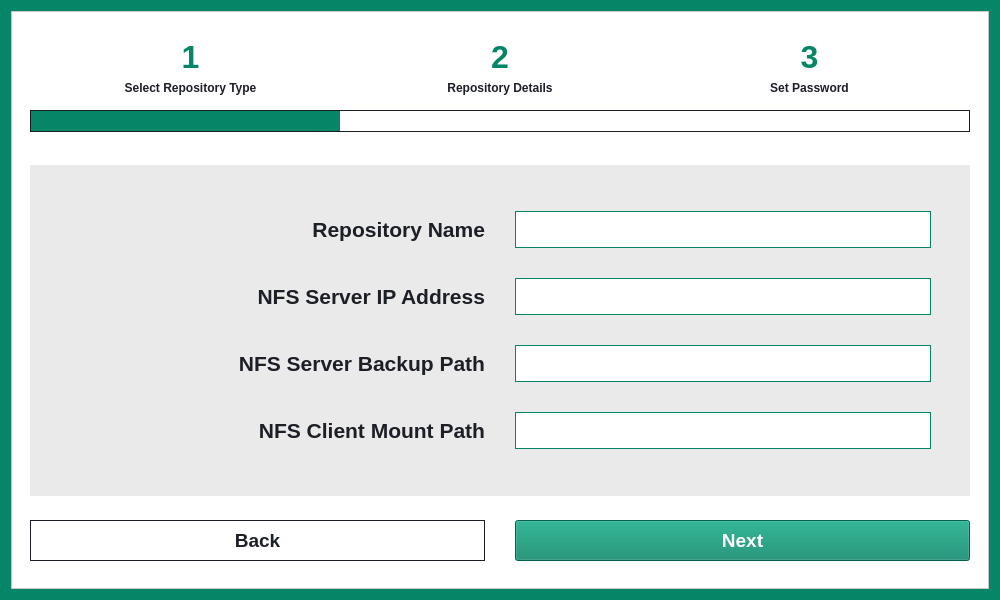
This is src/gui/dialog/create_repository_dialog.ui in HPE-Backup-and-Recovery-System/ResilioZ as Qt 5 draws it before an edit. The edited form follows.
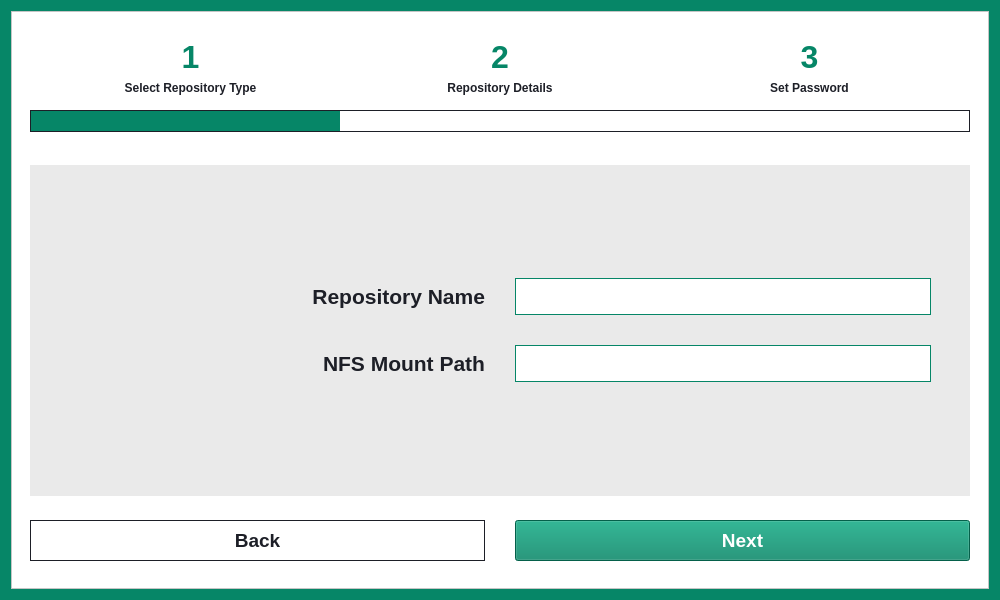
This is the edited form. The open tabs and pages were chosen to show the change.

```diff
--- a/src/gui/dialog/create_repository_dialog.ui
+++ b/src/gui/dialog/create_repository_dialog.ui
@@ -644,16 +644,6 @@
                    <property name="spacing">
                     <number>30</number>
                    </property>
-                   <item row="1" column="0">
-                    <widget class="QLabel" name="nfsServerIpLabel">
-                     <property name="text">
-                      <string>NFS Server IP Address</string>
-                     </property>
-                     <property name="alignment">
-                      <set>Qt::AlignRight|Qt::AlignTrailing|Qt::AlignVCenter</set>
-                     </property>
-                    </widget>
-                   </item>
                    <item row="0" column="1">
                     <widget class="QLineEdit" name="nfsNameInput">
                      <property name="enabled">
@@ -670,39 +660,10 @@
                      </property>
                     </widget>
                    </item>
-                   <item row="1" column="1">
-                    <widget class="QLineEdit" name="nfsServerIpInput">
-                     <property name="sizePolicy">
-                      <sizepolicy hsizetype="Preferred" vsizetype="Fixed">
-                       <horstretch>0</horstretch>
-                       <verstretch>0</verstretch>
-                      </sizepolicy>
-                     </property>
-                     <property name="toolTip">
-                      <string>Enter IP Address of NFS Server</string>
-                     </property>
-                    </widget>
-                   </item>
-                   <item row="2" column="1">
-                    <widget class="QLineEdit" name="nfsServerBackupPathInput">
-                     <property name="sizePolicy">
-                      <sizepolicy hsizetype="Preferred" vsizetype="Fixed">
-                       <horstretch>0</horstretch>
-                       <verstretch>0</verstretch>
-                      </sizepolicy>
-                     </property>
-                     <property name="toolTip">
-                      <string>Enter Path to Backup on NFS Server</string>
-                     </property>
-                    </widget>
-                   </item>
-                   <item row="2" column="0">
-                    <widget class="QLabel" name="nfsServerBackupPathLabel">
-                     <property name="autoFillBackground">
-                      <bool>false</bool>
-                     </property>
+                   <item row="1" column="0">
+                    <widget class="QLabel" name="nfsMountPathLabel">
                      <property name="text">
-                      <string>NFS Server Backup Path</string>
+                      <string>NFS Mount Path</string>
                      </property>
                      <property name="alignment">
                       <set>Qt::AlignRight|Qt::AlignTrailing|Qt::AlignVCenter</set>
@@ -725,8 +686,8 @@
                      </property>
                     </widget>
                    </item>
-                   <item row="3" column="1">
-                    <widget class="QLineEdit" name="nfsClientMountPathInput">
+                   <item row="1" column="1">
+                    <widget class="QLineEdit" name="nfsMountPathInput">
                      <property name="sizePolicy">
                       <sizepolicy hsizetype="Preferred" vsizetype="Fixed">
                        <horstretch>0</horstretch>
@@ -738,16 +699,6 @@
                      </property>
                     </widget>
                    </item>
-                   <item row="3" column="0">
-                    <widget class="QLabel" name="nfsClientMountPathLabel">
-                     <property name="text">
-                      <string>NFS Client Mount Path</string>
-                     </property>
-                     <property name="alignment">
-                      <set>Qt::AlignRight|Qt::AlignTrailing|Qt::AlignVCenter</set>
-                     </property>
-                    </widget>
-                   </item>
                   </layout>
                  </item>
                 </layout>
```
Left out of the diff: 2 changed lines with no effect on the pictures.
